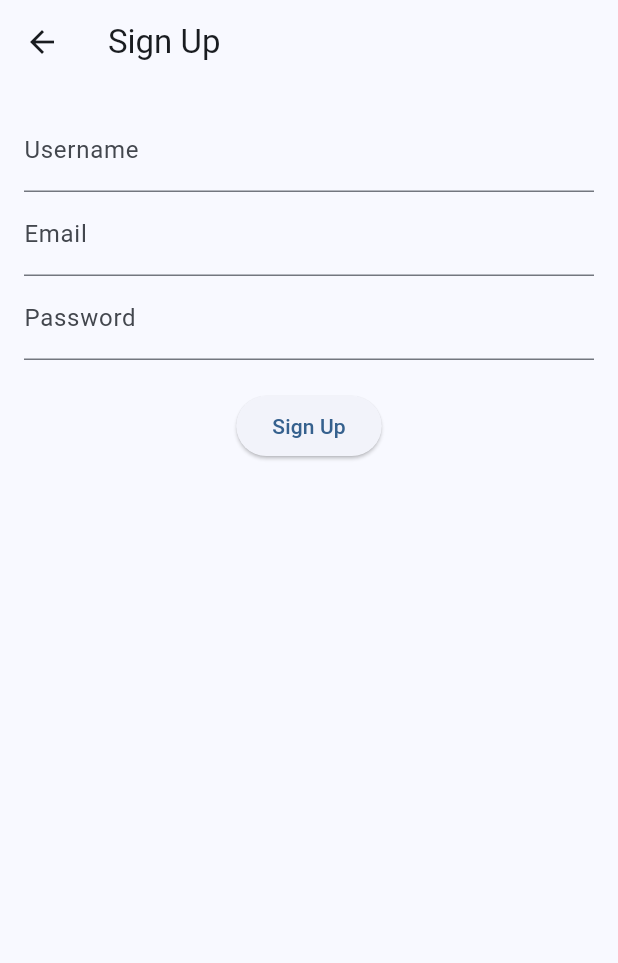
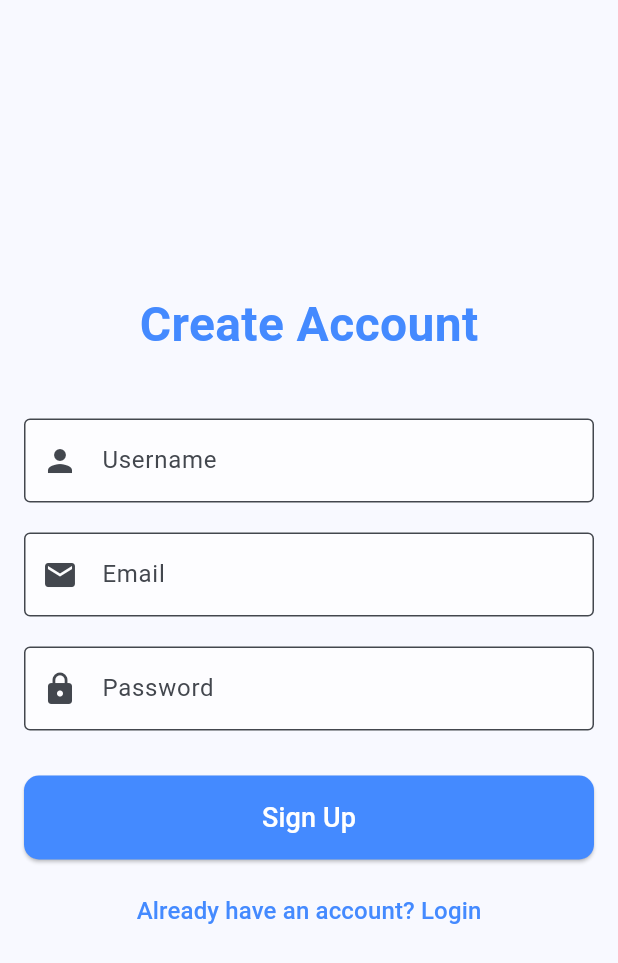
Before and after one commit to selwynnobleza02-ship-it/prostockcheckpoint, a Flutter app: the screen it shows after launch, after a tap on "Login", after a tap on "Create Account", on a phone screen of 412 x 824 dp. Shown: the top 963 px of the screen. Run offline on Flutter 3.47's test engine with Material 3 defaults, Android fonts, the phone set to English and light mode, and no system bars; our stand-ins replace cloud_firestore, connectivity_plus, firebase_auth, firebase_core, fl_chart, permission_handler and 2 more; missing offline and left inert: mobile_scanner; accounts and stored records are empty.

```diff
--- a/lib/screens/login_screen.dart
+++ b/lib/screens/login_screen.dart
@@ -17,16 +17,32 @@ class _LoginScreenState extends State<LoginScreen> {
   @override
   Widget build(BuildContext context) {
     return Scaffold(
-      appBar: AppBar(title: const Text('Login')),
-      body: Padding(
+      body: Center(
+        child: SingleChildScrollView(
           padding: const EdgeInsets.all(16.0),
           child: Form(
             key: _formKey,
             child: Column(
+              mainAxisAlignment: MainAxisAlignment.center,
               children: [
+                const Text(
+                  'Welcome Back!',
+                  style: TextStyle(
+                    fontSize: 32,
+                    fontWeight: FontWeight.bold,
+                    color: Colors.blueAccent,
+                  ),
+                ),
+                const SizedBox(height: 40),
                 TextFormField(
                   controller: _emailController,
-                decoration: const InputDecoration(labelText: 'Email'),
+                  decoration: const InputDecoration(
+                    labelText: 'Email',
+                    border: OutlineInputBorder(),
+                    prefixIcon: Icon(Icons.email),
+                    filled: true,
+                    fillColor: Colors.white70,
+                  ),
                   validator: (value) {
                     if (value == null || value.isEmpty) {
                       return 'Please enter your email';
@@ -34,9 +50,16 @@ class _LoginScreenState extends State<LoginScreen> {
                     return null;
                   },
                 ),
+                const SizedBox(height: 20),
                 TextFormField(
                   controller: _passwordController,
-                decoration: const InputDecoration(labelText: 'Password'),
+                  decoration: const InputDecoration(
+                    labelText: 'Password',
+                    border: OutlineInputBorder(),
+                    prefixIcon: Icon(Icons.lock),
+                    filled: true,
+                    fillColor: Colors.white70,
+                  ),
                   obscureText: true,
                   validator: (value) {
                     if (value == null || value.isEmpty) {
@@ -45,8 +68,10 @@ class _LoginScreenState extends State<LoginScreen> {
                     return null;
                   },
                 ),
-              const SizedBox(height: 20),
-              ElevatedButton(
+                const SizedBox(height: 30),
+                SizedBox(
+                  width: double.infinity,
+                  child: ElevatedButton(
                     onPressed: () async {
                       if (_formKey.currentState!.validate()) {
                         final authProvider = context.read<AuthProvider>();
@@ -63,15 +88,32 @@ class _LoginScreenState extends State<LoginScreen> {
                         }
                       }
                     },
-                child: const Text('Login'),
+                    style: ElevatedButton.styleFrom(
+                      padding: const EdgeInsets.symmetric(vertical: 15),
+                      shape: RoundedRectangleBorder(
+                        borderRadius: BorderRadius.circular(10),
                       ),
+                      backgroundColor: Colors.blueAccent,
+                      foregroundColor: Colors.white,
+                    ),
+                    child: const Text('Login', style: const TextStyle(fontSize: 18)),
+                  ),
+                ),
+                const SizedBox(height: 10),
                 TextButton(
                   onPressed: () {
                     Navigator.of(context).pushNamed('/signup');
                   },
-                child: const Text('Create Account'),
+                  style: TextButton.styleFrom(
+                    foregroundColor: Colors.blueAccent,
+                  ),
+                  child: const Text(
+                    'Create Account',
+                    style: TextStyle(fontSize: 16),
+                  ),
                 ),
               ],
+            ),
           ),
         ),
       ),
--- a/lib/screens/signup_screen.dart
+++ b/lib/screens/signup_screen.dart
@@ -19,16 +19,32 @@ class _SignupScreenState extends State<SignupScreen> {
   @override
   Widget build(BuildContext context) {
     return Scaffold(
-      appBar: AppBar(title: const Text('Sign Up')),
-      body: Padding(
+      body: Center(
+        child: SingleChildScrollView(
           padding: const EdgeInsets.all(16.0),
           child: Form(
             key: _formKey,
             child: Column(
+              mainAxisAlignment: MainAxisAlignment.center,
               children: [
+                const Text(
+                  'Create Account',
+                  style: TextStyle(
+                    fontSize: 32,
+                    fontWeight: FontWeight.bold,
+                    color: Colors.blueAccent,
+                  ),
+                ),
+                const SizedBox(height: 40),
                 TextFormField(
                   controller: _usernameController,
-                decoration: const InputDecoration(labelText: 'Username'),
+                  decoration: const InputDecoration(
+                    labelText: 'Username',
+                    border: OutlineInputBorder(),
+                    prefixIcon: Icon(Icons.person),
+                    filled: true,
+                    fillColor: Colors.white70,
+                  ),
                   validator: (value) {
                     if (value == null || value.isEmpty) {
                       return 'Please enter a username';
@@ -36,9 +52,16 @@ class _SignupScreenState extends State<SignupScreen> {
                     return null;
                   },
                 ),
+                const SizedBox(height: 20),
                 TextFormField(
                   controller: _emailController,
-                decoration: const InputDecoration(labelText: 'Email'),
+                  decoration: const InputDecoration(
+                    labelText: 'Email',
+                    border: OutlineInputBorder(),
+                    prefixIcon: Icon(Icons.email),
+                    filled: true,
+                    fillColor: Colors.white70,
+                  ),
                   validator: (value) {
                     if (value == null || value.isEmpty) {
                       return 'Please enter an email';
@@ -46,9 +69,16 @@ class _SignupScreenState extends State<SignupScreen> {
                     return null;
                   },
                 ),
+                const SizedBox(height: 20),
                 TextFormField(
                   controller: _passwordController,
-                decoration: const InputDecoration(labelText: 'Password'),
+                  decoration: const InputDecoration(
+                    labelText: 'Password',
+                    border: OutlineInputBorder(),
+                    prefixIcon: Icon(Icons.lock),
+                    filled: true,
+                    fillColor: Colors.white70,
+                  ),
                   obscureText: true,
                   validator: (value) {
                     if (value == null || value.isEmpty) {
@@ -57,8 +87,10 @@ class _SignupScreenState extends State<SignupScreen> {
                     return null;
                   },
                 ),
-              const SizedBox(height: 20),
-              ElevatedButton(
+                const SizedBox(height: 30),
+                SizedBox(
+                  width: double.infinity,
+                  child: ElevatedButton(
                     onPressed: () async {
                       if (_formKey.currentState!.validate()) {
                         final authProvider = context.read<AuthProvider>();
@@ -77,9 +109,35 @@ class _SignupScreenState extends State<SignupScreen> {
                         }
                       }
                     },
-                child: const Text('Sign Up'),
+                    style: ElevatedButton.styleFrom(
+                      padding: const EdgeInsets.symmetric(vertical: 15),
+                      shape: RoundedRectangleBorder(
+                        borderRadius: BorderRadius.circular(10),
+                      ),
+                      backgroundColor: Colors.blueAccent,
+                      foregroundColor: Colors.white,
+                    ),
+                    child: const Text(
+                      'Sign Up',
+                      style: const TextStyle(fontSize: 18),
+                    ),
+                  ),
+                ),
+                const SizedBox(height: 10),
+                TextButton(
+                  onPressed: () {
+                    Navigator.of(context).pushNamed('/login');
+                  },
+                  style: TextButton.styleFrom(
+                    foregroundColor: Colors.blueAccent,
+                  ),
+                  child: const Text(
+                    'Already have an account? Login',
+                    style: TextStyle(fontSize: 16),
+                  ),
                 ),
               ],
+            ),
           ),
         ),
       ),
```
Lines whose indentation alone changed are shown as unchanged.
